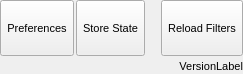
Qt form src/gui/popupfileaten.ui (trisyoungs/aten) before a commit.
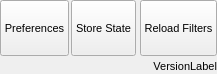
The same form after that commit. Icons and pictures are not drawn.

```diff
--- a/src/gui/popupfileaten.ui
+++ b/src/gui/popupfileaten.ui
@@ -6,7 +6,7 @@
    <rect>
     <x>0</x>
     <y>0</y>
-    <width>243</width>
+    <width>217</width>
     <height>74</height>
    </rect>
   </property>
```
Left out of the diff: 104 changed lines with no effect on the pictures.
